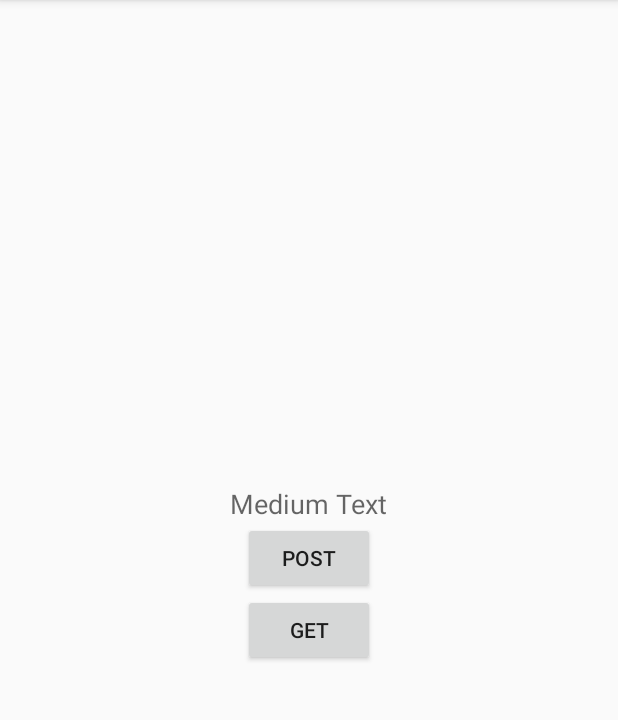
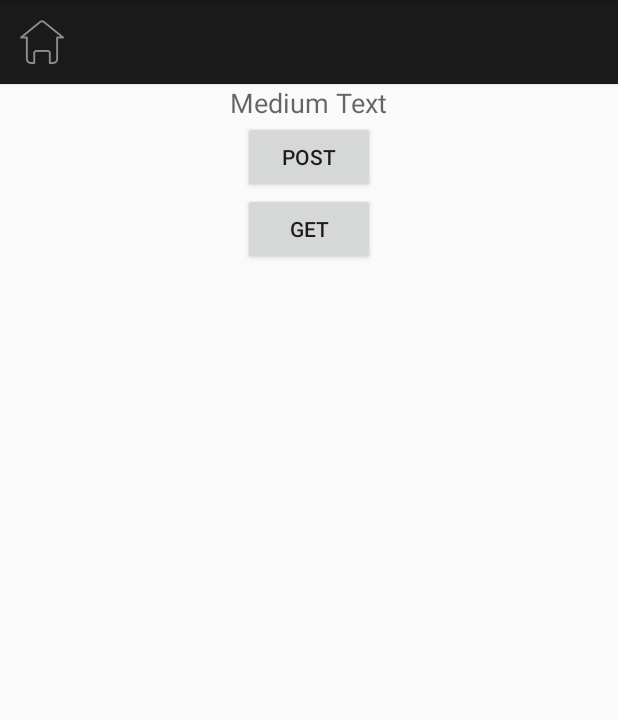
Before and after one commit to huajinyuan/Foru, an Android app: the fragment NetFragment shown on its own in the app's theme, on a phone screen of 412 x 824 dp, the part 84-804 px from its top. Run offline under Robolectric (Android 15) with nearby library versions, the phone set to English and light mode, and no system bars; our stand-ins replace ButterKnife; libraries missing offline, so code that uses them is left out: rx.android.schedulers, rx.schedulers; pictures from the network do not load; 3 statements that could not run were skipped.

```diff
--- a/app/src/main/java/com/pro/foru/activity/fragment/NetFragment.java
+++ b/app/src/main/java/com/pro/foru/activity/fragment/NetFragment.java
@@ -2,13 +2,17 @@ package com.pro.foru.activity.fragment;
 
 import android.os.Bundle;
 import android.support.annotation.Nullable;
+import android.support.v7.app.AppCompatActivity;
+import android.support.v7.widget.Toolbar;
 import android.view.LayoutInflater;
+import android.view.MenuItem;
 import android.view.View;
 import android.view.ViewGroup;
 import android.widget.ImageView;
 import android.widget.TextView;
 
 import com.bumptech.glide.Glide;
+import com.pro.foru.activity.MainActivity;
 import com.pro.foru.foru.R;
 import com.pro.foru.net.BaseResponse;
 import com.pro.foru.net.IRetrofitService;
@@ -35,12 +39,19 @@ public class NetFragment extends RxFragment {
     @BindView(R.id.imageView)
     public ImageView mImageView;
 
+    @BindView(R.id.toolbar)
+    protected Toolbar mToolBar;
+    @BindView(R.id.center_title)
+    TextView mCenterTitle;
+    @BindView(R.id.nav_left_text)
+    TextView mNavLeftText;
     @Nullable
     @Override
     public View onCreateView(LayoutInflater inflater, @Nullable ViewGroup container, @Nullable Bundle savedInstanceState) {
         View view = inflater.inflate(R.layout.fragment_nettest, null);
         ButterKnife.bind(this, view);
         Glide.with(this).load("http://goo.gl/gEgYUd").into(mImageView);
+        initToolBar(mToolBar, mCenterTitle, mNavLeftText);
         return view;
     }
 
@@ -92,5 +103,26 @@ public class NetFragment extends RxFragment {
                 });
 
     }
-
+    protected void initToolBar(Toolbar toolbar, TextView centerTitle, TextView navLeftText){
+        ((MainActivity)getActivity()).setSupportActionBar(toolbar);
+        ((MainActivity)getActivity()).getSupportActionBar().setDisplayShowTitleEnabled(false);
+        toolbar.setNavigationIcon(R.mipmap.icon_home_normal);
+        toolbar.setNavigationOnClickListener(new View.OnClickListener() {
+            @Override
+            public void onClick(View v) {
+//                popFragment();
+            }
+        });
+        toolbar.setOnMenuItemClickListener(new Toolbar.OnMenuItemClickListener() {
+            @Override
+            public boolean onMenuItemClick(MenuItem item) {
+//                switch (item.getItemId())
+//                {
+//                    case 111:
+//                    break;
+//                }
+                return false;
+            }
+        });
+    }
 }
--- a/app/src/main/res/layout/fragment_nettest.xml
+++ b/app/src/main/res/layout/fragment_nettest.xml
@@ -2,9 +2,10 @@
 <LinearLayout xmlns:android="http://schemas.android.com/apk/res/android"
     android:layout_width="match_parent"
     android:layout_height="match_parent"
-    android:gravity="center"
+    android:gravity="center_horizontal"
     android:orientation="vertical">
 
+    <include layout="@layout/toolbar_layout"/>
     <ImageView
         android:layout_width="wrap_content"
         android:layout_height="wrap_content"
--- /dev/null
+++ b/app/src/main/res/layout/toolbar_layout.xml
@@ -0,0 +1,44 @@
+<?xml version="1.0" encoding="utf-8"?>
+<android.support.v7.widget.Toolbar
+    xmlns:android="http://schemas.android.com/apk/res/android"
+    xmlns:tools="http://schemas.android.com/tools"
+    xmlns:app="http://schemas.android.com/apk/res-auto"
+    android:id="@+id/toolbar"
+    android:layout_width="match_parent"
+    android:layout_height="?attr/actionBarSize"
+    android:background="?attr/colorPrimary"
+    android:elevation="1dp">
+    <TextView
+        android:id="@+id/nav_left_text"
+        android:layout_width="wrap_content"
+        android:layout_height="match_parent"
+        android:drawableLeft="@mipmap/img_1"
+        android:drawableStart="@mipmap/img_2"
+        android:layout_gravity = "start"
+        android:gravity="center"
+        android:minWidth="50dp"
+        android:text="返回"
+        android:textColor="@android:color/white"
+        android:textSize="@dimen/font_title"
+        android:visibility="gone"/>
+    <TextView
+        android:id="@+id/center_title"
+        android:layout_width="wrap_content"
+        android:layout_height="wrap_content"
+        android:layout_gravity = "center"
+        android:textColor="@android:color/white"
+        android:textSize="@dimen/font_large"
+        tools:text="标题" />
+    <TextView
+        android:id="@+id/nav_right_text_button"
+        android:layout_width="wrap_content"
+        android:layout_height="match_parent"
+        android:layout_gravity = "end"
+        android:gravity="center"
+        android:minWidth="50dp"
+        android:paddingLeft="10dp"
+        android:paddingRight="10dp"
+        android:textColor="@color/color_999"
+        android:textSize="@dimen/font_normal"
+        android:visibility="gone" />
+</android.support.v7.widget.Toolbar>
```
Also changed, not shown: app/src/main/java/com/pro/foru/activity/BaseActivity.java (added, +108 -0 lines), app/src/main/java/com/pro/foru/activity/MainActivity.java (+5 -5 lines), app/src/main/java/com/pro/foru/activity/fragment/HomeShopFragment.java (added, +40 -0 lines), app/src/main/java/com/pro/foru/activity/fragment/MainFragment.java (+14 -6 lines), app/src/main/java/com/pro/foru/wigets/SlideShowView.java (added, +284 -0 lines), app/src/main/res/layout/activity_base.xml (added, +12 -0 lines), app/src/main/res/layout/fragment_homeshop.xml (added, +17 -0 lines), app/src/main/res/layout/layout_base_toast.xml (added, +19 -0 lines), app/src/main/res/layout/layout_slideshow.xml (added, +21 -0 lines).
